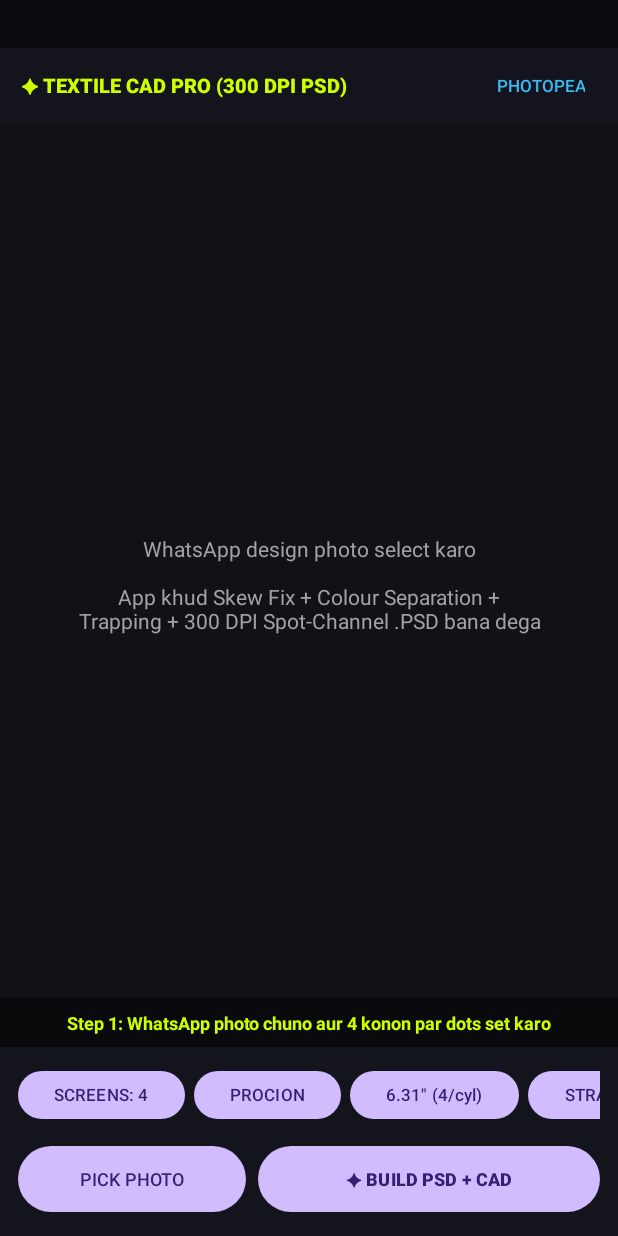
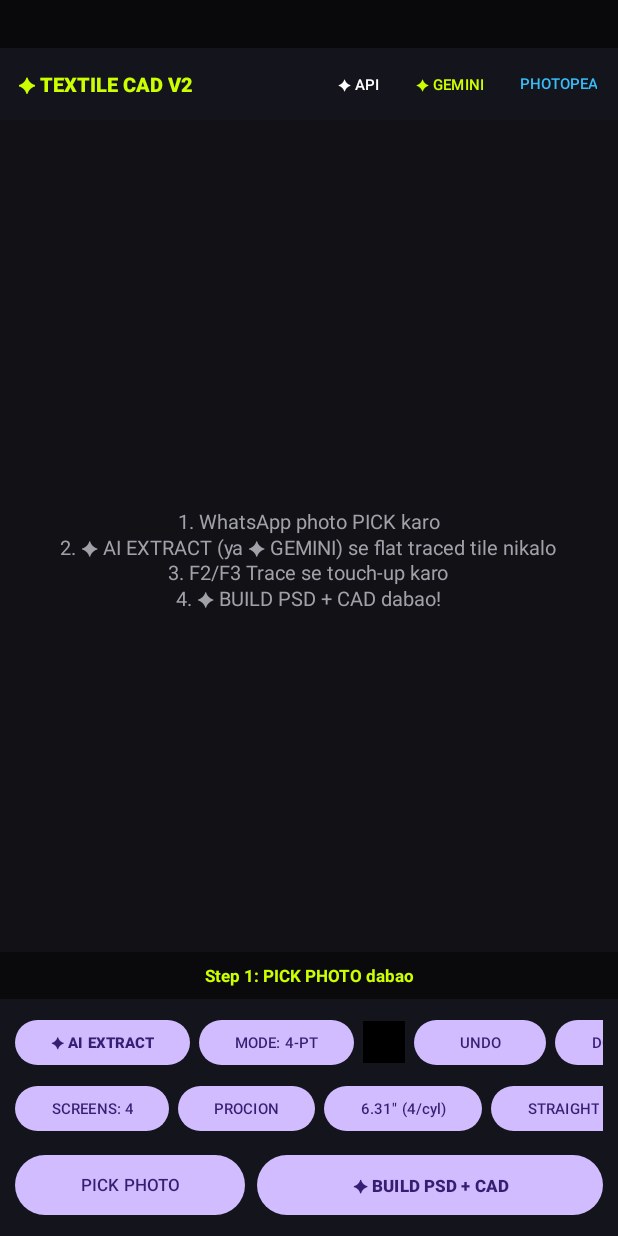
Before and after one commit to batcat8719-dev/textile-cad-pro, an Android app: the screen it shows after launch (MainActivity), on a phone screen of 412 x 824 dp. Run offline under Robolectric (Android 15) with nearby library versions, the phone set to English and light mode, and no system bars.

Commit message:
Update activity_main.xml

```diff
--- a/app/src/main/res/layout/activity_main.xml
+++ b/app/src/main/res/layout/activity_main.xml
@@ -2,41 +2,68 @@
 <LinearLayout xmlns:android="http://schemas.android.com/apk/res/android"
     android:layout_width="match_parent"
     android:layout_height="match_parent"
-    android:background="#0B0B0F"
+    android:background="#09090B"
     android:orientation="vertical"
     android:paddingTop="32dp">
 
-    <!-- Top Studio Header -->
+    <!-- Top Mill Studio Header -->
     <LinearLayout
         android:layout_width="match_parent"
-        android:layout_height="50dp"
+        android:layout_height="48dp"
         android:background="#14141C"
         android:gravity="center_vertical"
         android:orientation="horizontal"
-        android:paddingStart="14dp"
-        android:paddingEnd="10dp">
+        android:paddingStart="12dp"
+        android:paddingEnd="6dp">
 
         <TextView
             android:layout_width="0dp"
             android:layout_height="wrap_content"
             android:layout_weight="1"
             android:fontFamily="sans-serif-medium"
-            android:text="✦ TEXTILE CAD PRO (300 DPI PSD)"
+            android:text="✦ TEXTILE CAD V2"
             android:textColor="#CCFF00"
             android:textSize="13sp"
             android:textStyle="bold" />
 
         <Button
+            android:id="@+id/btnApiKey"
+            style="?android:attr/buttonBarButtonStyle"
+            android:layout_width="wrap_content"
+            android:layout_height="36dp"
+            android:minWidth="0dp"
+            android:paddingStart="8dp"
+            android:paddingEnd="8dp"
+            android:text="✦ API"
+            android:textColor="#FFFFFF"
+            android:textSize="10sp" />
+
+        <Button
+            android:id="@+id/btnGeminiPro"
+            style="?android:attr/buttonBarButtonStyle"
+            android:layout_width="wrap_content"
+            android:layout_height="36dp"
+            android:minWidth="0dp"
+            android:paddingStart="8dp"
+            android:paddingEnd="8dp"
+            android:text="✦ GEMINI"
+            android:textColor="#CCFF00"
+            android:textSize="10sp" />
+
+        <Button
             android:id="@+id/btnPhotopea"
             style="?android:attr/buttonBarButtonStyle"
             android:layout_width="wrap_content"
-            android:layout_height="38dp"
+            android:layout_height="36dp"
+            android:minWidth="0dp"
+            android:paddingStart="8dp"
+            android:paddingEnd="8dp"
             android:text="PHOTOPEA"
             android:textColor="#38BDF8"
-            android:textSize="11sp" />
+            android:textSize="10sp" />
     </LinearLayout>
 
-    <!-- Interactive 4-Corner Repeat / CAD Preview Workspace -->
+    <!-- Interactive Workspace (4-Corner Crop + F2/F3 Touch Tracing + CAD Preview) -->
     <FrameLayout
         android:layout_width="match_parent"
         android:layout_height="0dp"
@@ -55,9 +82,9 @@
             android:layout_gravity="center"
             android:gravity="center"
             android:padding="24dp"
-            android:text="WhatsApp design photo select karo\n\nApp khud Skew Fix + Colour Separation +\nTrapping + 300 DPI Spot-Channel .PSD bana dega"
+            android:text="1. WhatsApp photo PICK karo\n2. ✦ AI EXTRACT (ya ✦ GEMINI) se flat traced tile nikalo\n3. F2/F3 Trace se touch-up karo\n4. ✦ BUILD PSD + CAD dabao!"
             android:textColor="#A1A1AA"
-            android:textSize="14sp" />
+            android:textSize="13sp" />
 
         <TextView
             android:id="@+id/tvStatus"
@@ -67,25 +94,79 @@
             android:background="#CC09090B"
             android:gravity="center"
             android:padding="8dp"
-            android:text="Step 1: WhatsApp photo chuno aur 4 konon par dots set karo"
+            android:text="Step 1: PICK PHOTO dabao"
             android:textColor="#CCFF00"
-            android:textSize="12sp"
+            android:textSize="11sp"
             android:textStyle="bold" />
     </FrameLayout>
 
-    <!-- Mill Control Panel -->
+    <!-- Bottom Mill Control Deck -->
     <LinearLayout
         android:layout_width="match_parent"
         android:layout_height="wrap_content"
         android:background="#14141C"
         android:orientation="vertical"
-        android:padding="12dp">
+        android:padding="10dp">
 
-        <!-- Row 1: Colours + Chemistry + Rotary Repeat + Repeat Type -->
+        <!-- Row 1: AI Extractor + F2/F3 Touch Tracing Tools -->
         <HorizontalScrollView
             android:layout_width="match_parent"
             android:layout_height="wrap_content"
-            android:layout_marginBottom="10dp"
+            android:layout_marginBottom="6dp"
+            android:scrollbars="none">
+
+            <LinearLayout
+                android:layout_width="wrap_content"
+                android:layout_height="wrap_content"
+                android:gravity="center_vertical"
+                android:orientation="horizontal">
+
+                <Button
+                    android:id="@+id/btnAiExtract"
+                    android:layout_width="wrap_content"
+                    android:layout_height="38dp"
+                    android:layout_marginEnd="6dp"
+                    android:text="✦ AI EXTRACT"
+                    android:textSize="10sp"
+                    android:textStyle="bold" />
+
+                <Button
+                    android:id="@+id/btnTool"
+                    android:layout_width="wrap_content"
+                    android:layout_height="38dp"
+                    android:layout_marginEnd="6dp"
+                    android:text="MODE: 4-PT"
+                    android:textSize="10sp" />
+
+                <View
+                    android:id="@+id/vColorSwatch"
+                    android:layout_width="28dp"
+                    android:layout_height="28dp"
+                    android:layout_marginEnd="6dp"
+                    android:background="#000000" />
+
+                <Button
+                    android:id="@+id/btnUndo"
+                    android:layout_width="wrap_content"
+                    android:layout_height="38dp"
+                    android:layout_marginEnd="6dp"
+                    android:text="UNDO"
+                    android:textSize="10sp" />
+
+                <Button
+                    android:id="@+id/btnDotting"
+                    android:layout_width="wrap_content"
+                    android:layout_height="38dp"
+                    android:text="DOT: OFF"
+                    android:textSize="10sp" />
+            </LinearLayout>
+        </HorizontalScrollView>
+
+        <!-- Row 2: Sanganer Mill Standards -->
+        <HorizontalScrollView
+            android:layout_width="match_parent"
+            android:layout_height="wrap_content"
+            android:layout_marginBottom="8dp"
             android:scrollbars="none">
 
             <LinearLayout
@@ -96,45 +177,45 @@
                 <Button
                     android:id="@+id/btnColors"
                     android:layout_width="wrap_content"
-                    android:layout_height="40dp"
+                    android:layout_height="38dp"
                     android:layout_marginEnd="6dp"
                     android:text="SCREENS: 4"
-                    android:textSize="11sp" />
+                    android:textSize="10sp" />
 
                 <Button
                     android:id="@+id/btnChemistry"
                     android:layout_width="wrap_content"
-                    android:layout_height="40dp"
+                    android:layout_height="38dp"
                     android:layout_marginEnd="6dp"
                     android:text="PROCION"
-                    android:textSize="11sp" />
+                    android:textSize="10sp" />
 
                 <Button
                     android:id="@+id/btnRotary"
                     android:layout_width="wrap_content"
-                    android:layout_height="40dp"
+                    android:layout_height="38dp"
                     android:layout_marginEnd="6dp"
                     android:text="6.31&quot; (4/cyl)"
-                    android:textSize="11sp" />
+                    android:textSize="10sp" />
 
                 <Button
                     android:id="@+id/btnRepeatType"
                     android:layout_width="wrap_content"
-                    android:layout_height="40dp"
+                    android:layout_height="38dp"
                     android:layout_marginEnd="6dp"
                     android:text="STRAIGHT"
-                    android:textSize="11sp" />
+                    android:textSize="10sp" />
 
                 <Button
                     android:id="@+id/btnResetQuad"
                     android:layout_width="wrap_content"
-                    android:layout_height="40dp"
-                    android:text="RESET 4-PTS"
-                    android:textSize="11sp" />
+                    android:layout_height="38dp"
+                    android:text="RESET 4-PT"
+                    android:textSize="10sp" />
             </LinearLayout>
         </HorizontalScrollView>
 
-        <!-- Row 2: Main Action Buttons -->
+        <!-- Row 3: Primary Actions -->
         <LinearLayout
             android:layout_width="match_parent"
             android:layout_height="wrap_content"
@@ -144,10 +225,10 @@
             <Button
                 android:id="@+id/btnPick"
                 android:layout_width="0dp"
-                android:layout_height="52dp"
+                android:layout_height="48dp"
                 android:layout_weight="1"
                 android:text="PICK PHOTO"
-                android:textSize="12sp" />
+                android:textSize="11sp" />
 
             <View
                 android:layout_width="8dp"
@@ -156,10 +237,10 @@
             <Button
                 android:id="@+id/btnBuildCad"
                 android:layout_width="0dp"
-                android:layout_height="52dp"
+                android:layout_height="48dp"
                 android:layout_weight="1.5"
                 android:text="✦ BUILD PSD + CAD"
-                android:textSize="12sp"
+                android:textSize="11sp"
                 android:textStyle="bold" />
         </LinearLayout>
     </LinearLayout>
```
